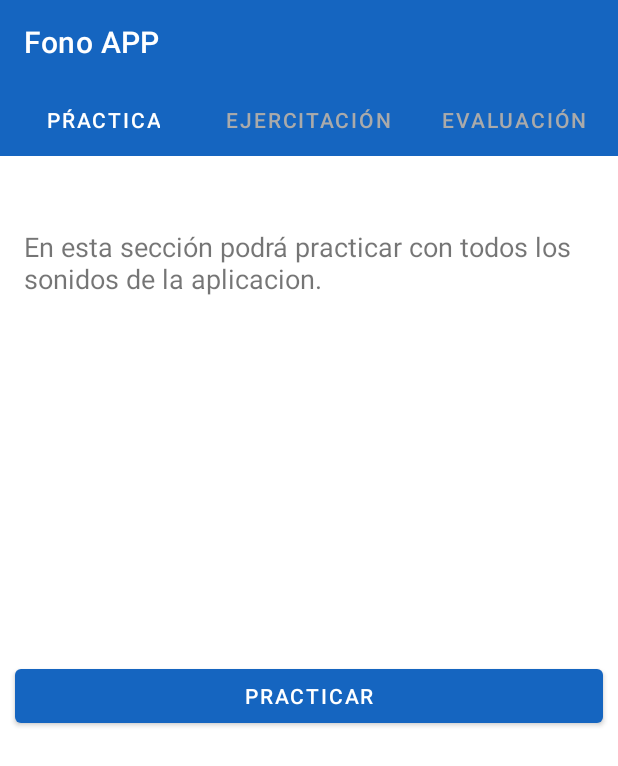
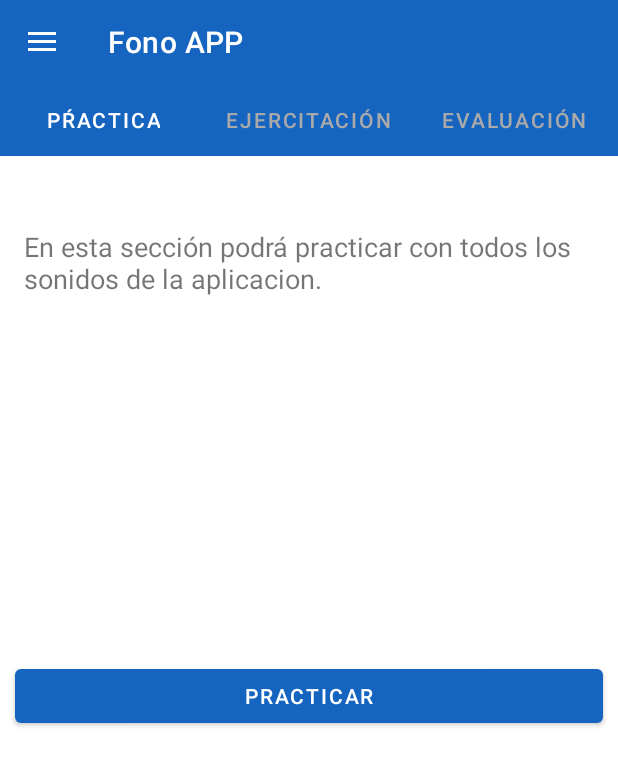
Before and after one commit to BrunoAlan/APP_PS_Fono, an Android app: the screen it shows after launch (MainActivity), on a phone screen of 412 x 824 dp. Shown: the top 766 px of the screen. Run offline under Robolectric (Android 15) with nearby library versions, the phone set to English and light mode, and no system bars.

Commit message:
Agregado Navigation Drawer

```diff
--- a/app/src/main/java/com/example/myapplication/MainActivity.java
+++ b/app/src/main/java/com/example/myapplication/MainActivity.java
@@ -1,29 +1,43 @@
 package com.example.myapplication;
 
-import android.content.Intent;
+
 import android.support.design.widget.TabItem;
 import android.support.design.widget.TabLayout;
-import android.support.v4.content.ContextCompat;
 import android.support.v4.view.ViewPager;
+import android.support.v4.widget.DrawerLayout;
+import android.support.v7.app.ActionBarDrawerToggle;
 import android.support.v7.app.AppCompatActivity;
 import android.os.Bundle;
 import android.support.v7.widget.Toolbar;
+import android.view.MenuItem;
 
 
 public class MainActivity extends AppCompatActivity {
 
-    PageAdapter pageAdapter;
+    private PageAdapter pageAdapter;
+    private DrawerLayout miDrawerLayout;
+    private ActionBarDrawerToggle mToggle;
 
     @Override
     protected void onCreate(Bundle savedInstanceState) {
         super.onCreate(savedInstanceState);
         setContentView(R.layout.activity_main);
-    setup();
+        setup();
     }
 
     void setup(){
-        final Toolbar toolbar = findViewById(R.id.toolbar);
+
+        miDrawerLayout = findViewById(R.id.drower_layout);
+        mToggle = new ActionBarDrawerToggle(this,miDrawerLayout,R.string.close,R.string.open);
+        miDrawerLayout.addDrawerListener(mToggle);
+        mToggle.getDrawerArrowDrawable().setColor(getColor(R.color.colorWhite));
+        Toolbar toolbar = findViewById(R.id.toolbar);
         toolbar.setTitle(getResources().getString(R.string.app_name));
+        setSupportActionBar(toolbar);
+        mToggle.syncState();
+        getSupportActionBar().setDisplayHomeAsUpEnabled(true);
+        getSupportActionBar().setHomeButtonEnabled(true);
+
         final TabLayout tabLayout = findViewById(R.id.tablayout);
         TabItem tabChats = findViewById(R.id.tabChats);
         TabItem tabStatus = findViewById(R.id.tabStatus);
@@ -53,4 +67,11 @@ public class MainActivity extends AppCompatActivity {
 
 
     }
+
+    public boolean onOptionsItemSelected(MenuItem item) {
+        if(mToggle.onOptionsItemSelected(item)) {
+            return true;
+        }
+        return super.onOptionsItemSelected(item);
+    }
 }
--- /dev/null
+++ b/app/src/main/res/drawable/ic_agregar_sonido.xml
@@ -0,0 +1,9 @@
+<vector xmlns:android="http://schemas.android.com/apk/res/android"
+        android:width="24dp"
+        android:height="24dp"
+        android:viewportWidth="24.0"
+        android:viewportHeight="24.0">
+    <path
+        android:fillColor="#FF000000"
+        android:pathData="M21,3L3,3c-1.1,0 -2,0.9 -2,2v14c0,1.1 0.9,2 2,2h18c1.1,0 2,-0.9 2,-2L23,5c0,-1.1 -0.9,-2 -2,-2zM21,19L3,19L3,5h18v14zM8,15c0,-1.66 1.34,-3 3,-3 0.35,0 0.69,0.07 1,0.18L12,6h5v2h-3v7.03c-0.02,1.64 -1.35,2.97 -3,2.97 -1.66,0 -3,-1.34 -3,-3z"/>
+</vector>
--- /dev/null
+++ b/app/src/main/res/drawable/ic_reporte.xml
@@ -0,0 +1,9 @@
+<vector xmlns:android="http://schemas.android.com/apk/res/android"
+        android:width="24dp"
+        android:height="24dp"
+        android:viewportWidth="24.0"
+        android:viewportHeight="24.0">
+    <path
+        android:fillColor="#FF000000"
+        android:pathData="M19,3L5,3c-1.1,0 -2,0.9 -2,2v14c0,1.1 0.9,2 2,2h14c1.1,0 2,-0.9 2,-2L21,5c0,-1.1 -0.9,-2 -2,-2zM9,17L7,17v-7h2v7zM13,17h-2L11,7h2v10zM17,17h-2v-4h2v4z"/>
+</vector>
--- a/app/src/main/res/layout/activity_main.xml
+++ b/app/src/main/res/layout/activity_main.xml
@@ -1,29 +1,34 @@
 <?xml version="1.0" encoding="utf-8"?>
-<LinearLayout xmlns:android="http://schemas.android.com/apk/res/android"
+<android.support.v4.widget.DrawerLayout
+    xmlns:android="http://schemas.android.com/apk/res/android"
     xmlns:app="http://schemas.android.com/apk/res-auto"
     xmlns:tools="http://schemas.android.com/tools"
 android:layout_width="match_parent"
 android:layout_height="match_parent"
-android:orientation="vertical">
+    android:id="@+id/drower_layout">
+
+    <android.support.constraint.ConstraintLayout
+        android:layout_width="match_parent"
+        android:layout_height="match_parent">
 
 
-<android.support.v7.widget.Toolbar
-    android:id="@+id/toolbar"
+        <android.support.v4.view.ViewPager
+            android:id="@+id/viewPager"
             android:layout_width="match_parent"
-    android:layout_height="wrap_content"
-    android:background="?attr/colorPrimary"
-    android:minHeight="?attr/actionBarSize"
-    android:theme="?attr/actionBarTheme"
-    app:popupTheme="@style/ThemeOverlay.AppCompat.Light"
-    app:theme="@style/ThemeOverlay.AppCompat.Dark" />
+            android:layout_height="match_parent"
+            android:layout_marginTop="104dp"
+            app:layout_constraintTop_toBottomOf="@+id/tablayout"
+            tools:layout_editor_absoluteX="16dp" />
 
         <android.support.design.widget.TabLayout
             android:id="@+id/tablayout"
             android:layout_width="match_parent"
             android:layout_height="wrap_content"
             android:background="@color/colorPrimary"
+            app:layout_constraintTop_toBottomOf="@+id/toolbar"
             app:tabSelectedTextColor="@android:color/white"
-    app:tabTextColor="@android:color/darker_gray">
+            app:tabTextColor="@android:color/darker_gray"
+            tools:layout_editor_absoluteX="0dp">
 
             <android.support.design.widget.TabItem
                 android:id="@+id/tabChats"
@@ -45,8 +50,29 @@ android:orientation="vertical">
 
         </android.support.design.widget.TabLayout>
 
-    <android.support.v4.view.ViewPager
-        android:id="@+id/viewPager"
+        <android.support.v7.widget.Toolbar
+            android:id="@+id/toolbar"
             android:layout_width="match_parent"
-        android:layout_height="wrap_content" />
-    </LinearLayout>
+            android:layout_height="wrap_content"
+            android:background="?attr/colorPrimary"
+            android:minHeight="?attr/actionBarSize"
+            android:theme="?attr/actionBarTheme"
+            app:layout_constraintTop_toTopOf="parent"
+            app:popupTheme="@style/ThemeOverlay.AppCompat.Dark"
+            app:theme="@style/ThemeOverlay.AppCompat.Dark" />
+
+
+
+
+    </android.support.constraint.ConstraintLayout>
+
+    <android.support.design.widget.NavigationView
+        android:layout_width="wrap_content"
+        android:layout_height="match_parent"
+        android:layout_gravity="start"
+        app:menu="@menu/navigation_menu"
+        app:headerLayout="@layout/navigation_header"
+        >
+    </android.support.design.widget.NavigationView>
+
+</android.support.v4.widget.DrawerLayout>
--- /dev/null
+++ b/app/src/main/res/layout/navigation_header.xml
@@ -0,0 +1,21 @@
+<?xml version="1.0" encoding="utf-8"?>
+<android.support.constraint.ConstraintLayout
+    xmlns:android="http://schemas.android.com/apk/res/android"
+    xmlns:app="http://schemas.android.com/apk/res-auto"
+    xmlns:tools="http://schemas.android.com/tools"
+    android:layout_width="match_parent"
+    android:layout_height="140dp"
+    android:background="@color/colorPrimary">
+
+    <TextView
+        android:id="@+id/textView3"
+        android:layout_width="wrap_content"
+        android:layout_height="wrap_content"
+        android:layout_marginStart="48dp"
+        android:layout_marginTop="56dp"
+        android:text="FonoAPP"
+        android:textColor="@color/colorWhite"
+        android:textSize="20dp"
+        app:layout_constraintStart_toStartOf="parent"
+        app:layout_constraintTop_toTopOf="parent" />
+</android.support.constraint.ConstraintLayout>
--- /dev/null
+++ b/app/src/main/res/menu/navigation_menu.xml
@@ -0,0 +1,31 @@
+<?xml version="1.0" encoding="utf-8"?>
+<menu xmlns:android="http://schemas.android.com/apk/res/android">
+
+
+    <item android:title="Sección Profesional">
+        <menu>
+        <item android:id="@+id/consultarResultado"
+            android:title="Consultar Resultado"
+            android:icon="@drawable/ic_reporte">
+        </item>
+        </menu>
+    </item>
+
+
+    <item android:title="Personalizar App">
+        <menu>
+            <item android:id="@+id/añadirSonido"
+                android:title="Añadir nuevo sonido"
+                android:icon="@drawable/ic_agregar_sonido">
+            </item>
+        </menu>
+    </item>
+
+
+
+
+
+
+
+
+</menu>
--- a/app/src/main/res/values/colors.xml
+++ b/app/src/main/res/values/colors.xml
@@ -3,4 +3,5 @@
     <color name="colorPrimary">#1565c0</color>
     <color name="colorPrimaryDark">#003c8f</color>
     <color name="colorAccent">#5e92f3</color>
+    <color name="colorWhite">#ffffff</color>
 </resources>
--- a/app/src/main/res/values/strings.xml
+++ b/app/src/main/res/values/strings.xml
@@ -13,5 +13,7 @@
     seleccione el tipo de "Ruido" y su intencidad. Los resultados serán almacenados para que pueda
     ver su progreso</string>
     <string name="title_activity_configuracion">Configuracion</string>
-    <!-- TODO: Remove or change this placeholder text -->
+
+    <string name="open">Open</string>
+    <string name="close">Close</string>
 </resources>
--- a/app/src/main/res/values/styles.xml
+++ b/app/src/main/res/values/styles.xml
@@ -17,4 +17,7 @@
 
     <style name="AppTheme.PopupOverlay" parent="ThemeOverlay.AppCompat.Light" />
 
+
+
+
 </resources>
```
Lines whose indentation alone changed are shown as unchanged.
